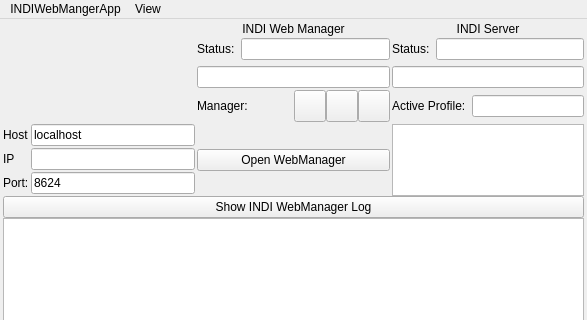
Above: src/mainwindow.ui from rlancaste/INDIWebManagerApp before the change; both pictures show x 0 to 587 and y 0 to 320 of the 587 by 463 pixel window. Below: the same form after it.
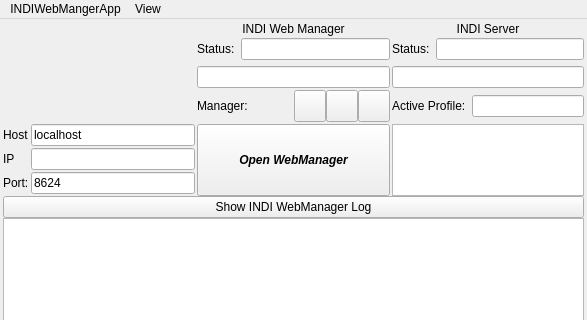
That is the form after the change.

Commit message: Open button updates

```diff
--- a/src/mainwindow.ui
+++ b/src/mainwindow.ui
@@ -128,9 +128,32 @@
       </item>
       <item row="5" column="1">
        <widget class="QPushButton" name="openWebManager">
+        <property name="sizePolicy">
+         <sizepolicy hsizetype="Minimum" vsizetype="MinimumExpanding">
+          <horstretch>0</horstretch>
+          <verstretch>0</verstretch>
+         </sizepolicy>
+        </property>
+        <property name="maximumSize">
+         <size>
+          <width>16777215</width>
+          <height>100</height>
+         </size>
+        </property>
+        <property name="font">
+         <font>
+          <weight>75</weight>
+          <italic>true</italic>
+          <bold>true</bold>
+          <underline>false</underline>
+         </font>
+        </property>
         <property name="text">
          <string>Open WebManager</string>
         </property>
+        <property name="flat">
+         <bool>false</bool>
+        </property>
        </widget>
       </item>
       <item row="0" column="1">
```
